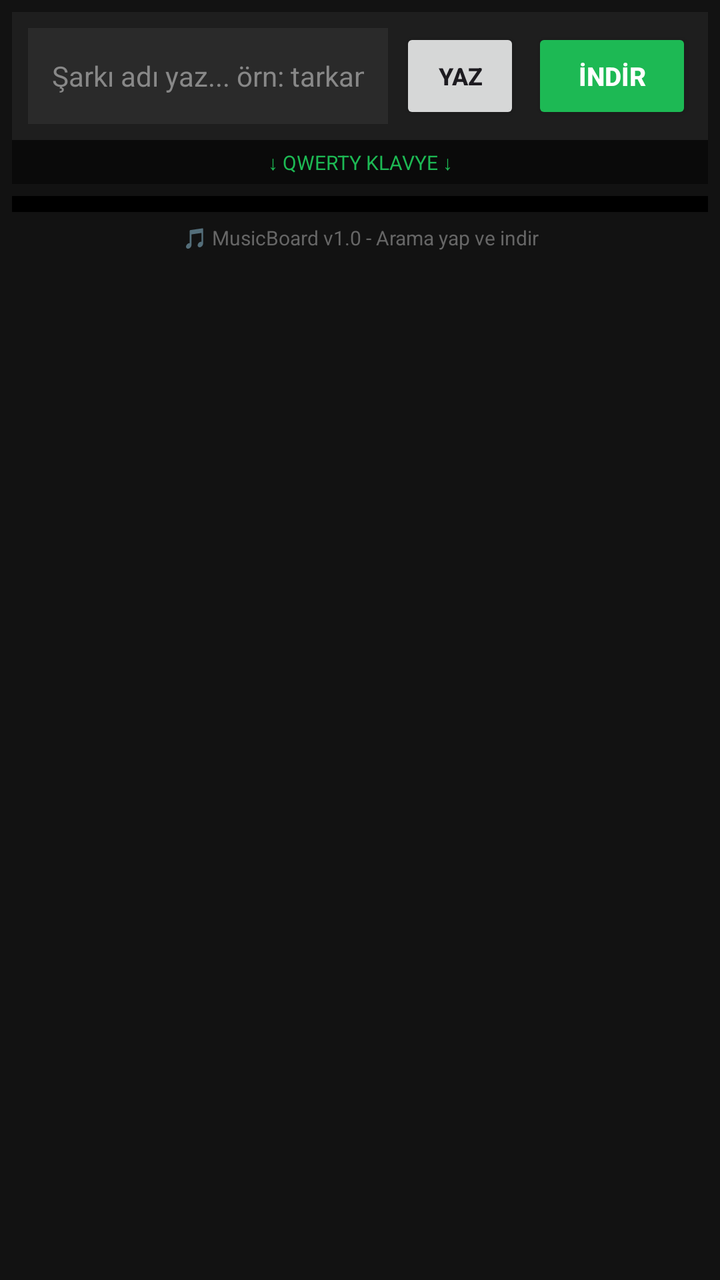
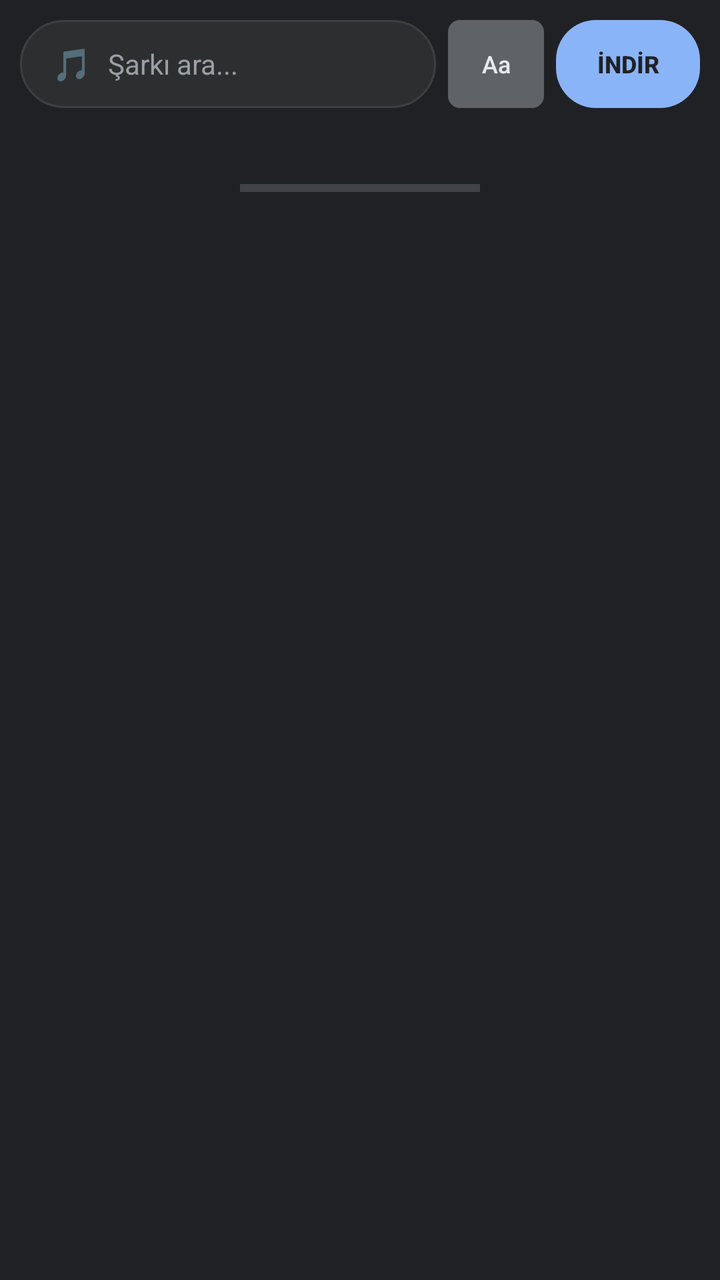

Compare the two renders of this Android layout. The source of the first and the diff that turns it into the second are given below.
<!-- AndroidManifest.xml: application theme Theme.MusicKeyboard -->
<!-- res/layout/keyboard_view.xml -->
<?xml version="1.0" encoding="utf-8"?>
<LinearLayout xmlns:android="http://schemas.android.com/apk/res/android"
    android:layout_width="match_parent"
    android:layout_height="wrap_content"
    android:orientation="vertical"
    android:background="#121212"
    android:padding="6dp">

    
    <LinearLayout
        android:layout_width="match_parent"
        android:layout_height="wrap_content"
        android:orientation="horizontal"
        android:gravity="center_vertical"
        android:background="#1E1E1E"
        android:padding="8dp">

        <EditText
            android:id="@+id/etSearch"
            android:layout_width="0dp"
            android:layout_height="48dp"
            android:layout_weight="1"
            android:background="#2A2A2A"
            android:hint="Şarkı adı yaz... örn: tarkan kuzu kuzu"
            android:textColor="#FFFFFF"
            android:textColorHint="#888888"
            android:padding="12dp"
            android:singleLine="true"
            android:textSize="14sp"
            android:imeOptions="actionSearch" />

        <Button
            android:id="@+id/btnSearchAndType"
            android:layout_width="60dp"
            android:layout_height="48dp"
            android:layout_marginStart="6dp"
            android:text="YAZ"
            android:textSize="12sp"
            android:textStyle="bold"/>

        <Button
            android:id="@+id/btnDownload"
            android:layout_width="80dp"
            android:layout_height="48dp"
            android:layout_marginStart="6dp"
            android:text="İNDİR"
            android:textColor="#FFFFFF"
            android:backgroundTint="#1DB954"
            android:textStyle="bold"
            android:textSize="13sp" />

    </LinearLayout>

    <TextView
        android:layout_width="match_parent"
        android:layout_height="wrap_content"
        android:text="↓ QWERTY KLAVYE ↓"
        android:textColor="#1DB954"
        android:textSize="10sp"
        android:gravity="center"
        android:padding="4dp"
        android:background="#0A0A0A"/>

    
    <GridLayout
        android:id="@+id/keyGrid"
        android:layout_width="match_parent"
        android:layout_height="wrap_content"
        android:columnCount="10"
        android:alignmentMode="alignMargins"
        android:useDefaultMargins="false"
        android:layout_marginTop="6dp"
        android:background="#000000"
        android:padding="4dp"/>

    <TextView
        android:layout_width="match_parent"
        android:layout_height="wrap_content"
        android:text="🎵 MusicBoard v1.0 - Arama yap ve indir"
        android:textColor="#666666"
        android:textSize="10sp"
        android:gravity="center"
        android:paddingTop="6dp"/>

</LinearLayout>
<!-- resources referenced by this layout -->
<resources>
  <style name="Theme.MusicKeyboard" parent="Theme.Material3.DayNight">
      </style>
</resources>

<!-- the commit's change to res/layout/keyboard_view.xml (unified diff, before → after) -->
@@ -3,7 +3,7 @@
     android:layout_width="match_parent"
     android:layout_height="wrap_content"
     android:orientation="vertical"
-    android:background="#121212"
+    android:background="#202124"
     android:padding="6dp">
 
     
@@ -12,74 +12,135 @@
         android:layout_height="wrap_content"
         android:orientation="horizontal"
         android:gravity="center_vertical"
-        android:background="#1E1E1E"
-        android:padding="8dp">
+        android:background="#202124"
+        android:padding="4dp"
+        android:layout_marginBottom="6dp">
 
-        <EditText
-            android:id="@+id/etSearch"
+        <LinearLayout
             android:layout_width="0dp"
-            android:layout_height="48dp"
+            android:layout_height="44dp"
             android:layout_weight="1"
-            android:background="#2A2A2A"
-            android:hint="Şarkı adı yaz... örn: tarkan kuzu kuzu"
-            android:textColor="#FFFFFF"
-            android:textColorHint="#888888"
-            android:padding="12dp"
-            android:singleLine="true"
-            android:textSize="14sp"
-            android:imeOptions="actionSearch" />
+            android:orientation="horizontal"
+            android:background="@drawable/search_bg"
+            android:gravity="center_vertical"
+            android:paddingStart="16dp"
+            android:paddingEnd="8dp">
 
-        <Button
+            <TextView
+                android:layout_width="wrap_content"
+                android:layout_height="wrap_content"
+                android:text="🎵"
+                android:textSize="16sp"
+                android:layout_marginEnd="8dp"/>
+
+            <EditText
+                android:id="@+id/etSearch"
+                android:layout_width="0dp"
+                android:layout_height="match_parent"
+                android:layout_weight="1"
+                android:background="@android:color/transparent"
+                android:hint="Şarkı ara..."
+                android:textColor="#E8EAED"
+                android:textColorHint="#9AA0A6"
+                android:textSize="14sp"
+                android:singleLine="true"
+                android:imeOptions="actionSearch"
+                android:fontFamily="sans-serif"
+                android:padding="0dp"/>
+
+            <TextView
+                android:id="@+id/btnClearSearch"
+                android:layout_width="28dp"
+                android:layout_height="28dp"
+                android:text="✕"
+                android:textColor="#9AA0A6"
+                android:gravity="center"
+                android:background="?android:attr/selectableItemBackgroundBorderless"
+                android:visibility="gone"/>
+        </LinearLayout>
+
+        <TextView
             android:id="@+id/btnSearchAndType"
-            android:layout_width="60dp"
-            android:layout_height="48dp"
+            android:layout_width="48dp"
+            android:layout_height="44dp"
             android:layout_marginStart="6dp"
-            android:text="YAZ"
+            android:text="Aa"
             android:textSize="12sp"
-            android:textStyle="bold"/>
+            android:textColor="#E8EAED"
+            android:gravity="center"
+            android:background="@drawable/key_bg_action"
+            android:fontFamily="sans-serif-medium"/>
 
-        <Button
+        <TextView
             android:id="@+id/btnDownload"
-            android:layout_width="80dp"
-            android:layout_height="48dp"
+            android:layout_width="72dp"
+            android:layout_height="44dp"
             android:layout_marginStart="6dp"
             android:text="İNDİR"
-            android:textColor="#FFFFFF"
-            android:backgroundTint="#1DB954"
+            android:textSize="12sp"
+            android:textColor="#202124"
             android:textStyle="bold"
-            android:textSize="13sp" />
+            android:gravity="center"
+            android:background="@drawable/key_bg_enter"
+            android:fontFamily="sans-serif-medium"/>
 
     </LinearLayout>
 
-    <TextView
+    
+    <LinearLayout
+        android:id="@+id/keysContainer"
         android:layout_width="match_parent"
         android:layout_height="wrap_content"
-        android:text="↓ QWERTY KLAVYE ↓"
-        android:textColor="#1DB954"
-        android:textSize="10sp"
-        android:gravity="center"
-        android:padding="4dp"
-        android:background="#0A0A0A"/>
+        android:orientation="vertical"
+        android:background="#202124">
 
-    
-    <GridLayout
-        android:id="@+id/keyGrid"
-        android:layout_width="match_parent"
-        android:layout_height="wrap_content"
-        android:columnCount="10"
-        android:alignmentMode="alignMargins"
-        android:useDefaultMargins="false"
+        
+        <LinearLayout
+            android:id="@+id/row1"
+            android:layout_width="match_parent"
+            android:layout_height="wrap_content"
+            android:orientation="horizontal"
+            android:gravity="center"
+            android:layout_marginBottom="6dp"/>
+
+        
+        <LinearLayout
+            android:id="@+id/row2"
+            android:layout_width="match_parent"
+            android:layout_height="wrap_content"
+            android:orientation="horizontal"
+            android:gravity="center"
+            android:layout_marginBottom="6dp"
+            android:paddingStart="12dp"
+            android:paddingEnd="12dp"/>
+
+        
+        <LinearLayout
+            android:id="@+id/row3"
+            android:layout_width="match_parent"
+            android:layout_height="wrap_content"
+            android:orientation="horizontal"
+            android:gravity="center"
+            android:layout_marginBottom="6dp"/>
+
+        
+        <LinearLayout
+            android:id="@+id/row4"
+            android:layout_width="match_parent"
+            android:layout_height="wrap_content"
+            android:orientation="horizontal"
+            android:gravity="center"
+            android:layout_marginBottom="4dp"/>
+
+    </LinearLayout>
+
+    <View
+        android:layout_width="120dp"
+        android:layout_height="4dp"
+        android:layout_gravity="center"
+        android:background="#5F6368"
         android:layout_marginTop="6dp"
-        android:background="#000000"
-        android:padding="4dp"/>
-
-    <TextView
-        android:layout_width="match_parent"
-        android:layout_height="wrap_content"
-        android:text="🎵 MusicBoard v1.0 - Arama yap ve indir"
-        android:textColor="#666666"
-        android:textSize="10sp"
-        android:gravity="center"
-        android:paddingTop="6dp"/>
+        android:layout_marginBottom="2dp"
+        android:alpha="0.5"/>
 
 </LinearLayout>
<!-- resource entries referenced after the edit -->
@@ -1,5 +1,44 @@
 <!-- resources referenced by this layout -->
 <resources>
+  <!-- drawable key_bg_action (drawable) -->
+  <?xml version="1.0" encoding="utf-8"?>
+  <selector xmlns:android="http://schemas.android.com/apk/res/android">
+      <item android:state_pressed="true">
+          <shape android:shape="rectangle">
+              <solid android:color="#5F6368"/>
+              <corners android:radius="6dp"/>
+          </shape>
+      </item>
+      <item>
+          <shape android:shape="rectangle">
+              <solid android:color="#5F6368"/>
+              <corners android:radius="6dp"/>
+          </shape>
+      </item>
+  </selector>
+  <!-- drawable key_bg_enter (drawable) -->
+  <?xml version="1.0" encoding="utf-8"?>
+  <selector xmlns:android="http://schemas.android.com/apk/res/android">
+      <item android:state_pressed="true">
+          <shape android:shape="rectangle">
+              <solid android:color="#7AA8F0"/>
+              <corners android:radius="6dp"/>
+          </shape>
+      </item>
+      <item>
+          <shape android:shape="rectangle">
+              <solid android:color="#8AB4F8"/>
+              <corners android:radius="20dp"/>
+          </shape>
+      </item>
+  </selector>
+  <!-- drawable search_bg (drawable) -->
+  <?xml version="1.0" encoding="utf-8"?>
+  <shape xmlns:android="http://schemas.android.com/apk/res/android" android:shape="rectangle">
+      <solid android:color="#2D2E30"/>
+      <corners android:radius="24dp"/>
+      <stroke android:width="1dp" android:color="#3C4043"/>
+  </shape>
   <style name="Theme.MusicKeyboard" parent="Theme.Material3.DayNight">
       </style>
 </resources>
